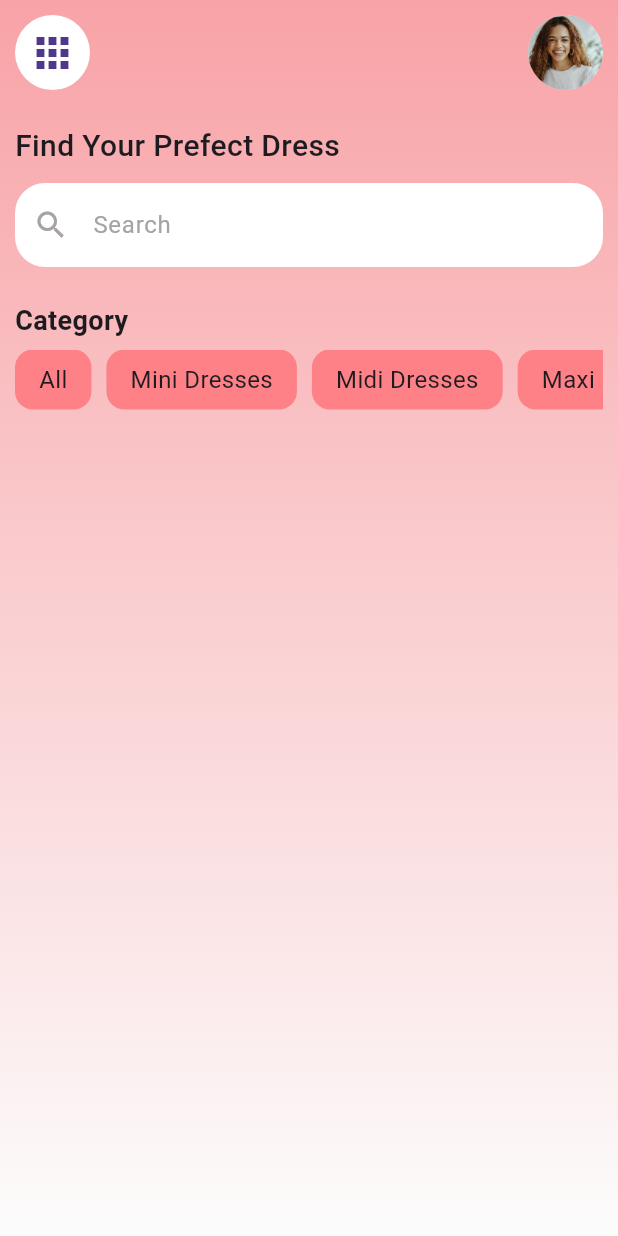
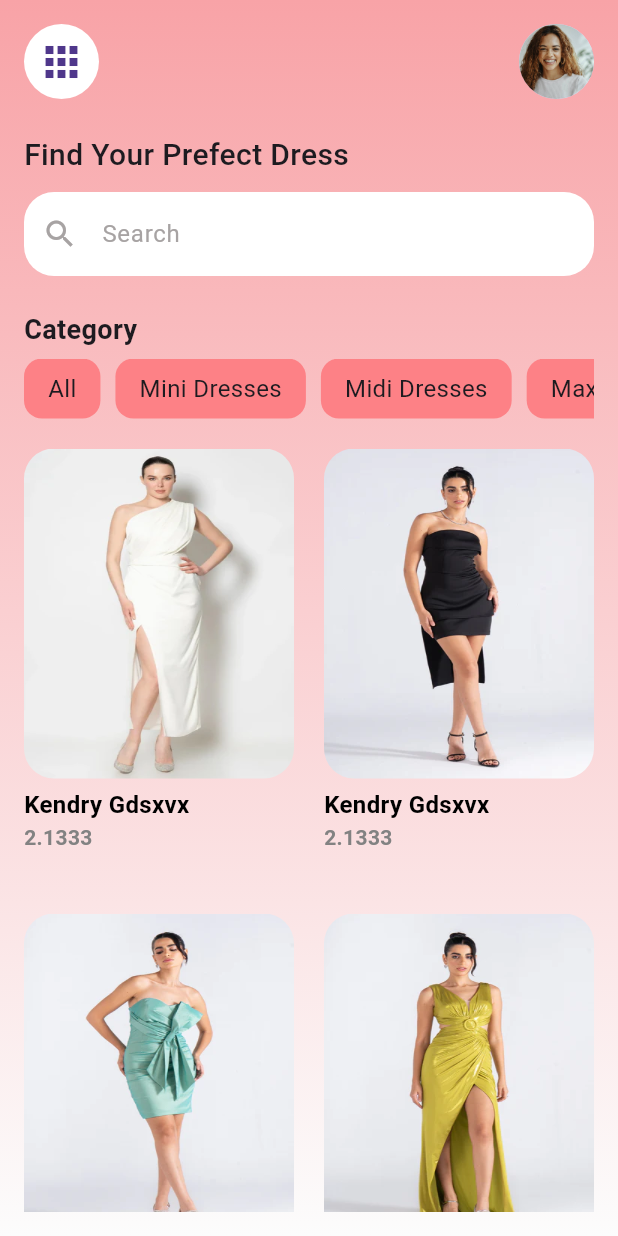
Before and after one commit to MarianAdly21/Dress-Store, a Flutter app: the screen it shows after launch, on a phone screen of 412 x 824 dp. Run offline on Flutter 3.47's test engine with Material 3 defaults, Android fonts, the phone set to English and light mode, and no system bars; project files that could hold a hidden picture were left out.

Commit message:
item list and create item model

```diff
--- /dev/null
+++ b/lib/features/Home/models/item_model.dart
@@ -0,0 +1,8 @@
+class ItemModel {
+  final String image;
+  final String name;
+  final double price;
+
+ const ItemModel({required this.image, required this.name, required this.price});
+
+}
--- a/lib/features/Home/screens/home_screen.dart
+++ b/lib/features/Home/screens/home_screen.dart
@@ -1,4 +1,5 @@
 import 'package:dress_store/features/Home/widgets/category_list.dart';
+import 'package:dress_store/features/Home/widgets/items_grid.dart';
 import 'package:flutter/material.dart';
 
 class HomeScreen extends StatelessWidget {
@@ -8,7 +9,7 @@ class HomeScreen extends StatelessWidget {
   Widget build(BuildContext context) {
     return Scaffold(
       body: Stack(children: [
-        Positioned.fill(
+        const Positioned.fill(
           child: DecoratedBox(
             decoration: BoxDecoration(
               gradient: LinearGradient(
@@ -21,7 +22,7 @@ class HomeScreen extends StatelessWidget {
         ),
         SafeArea(
             child: Padding(
-          padding: const EdgeInsets.all(10),
+          padding: const EdgeInsets.all(16),
           child: Column(
             crossAxisAlignment: CrossAxisAlignment.start,
             children: [
@@ -47,7 +48,6 @@ class HomeScreen extends StatelessWidget {
               ),
               Padding(
                 padding: const EdgeInsets.symmetric(vertical: 23),
-                child: Container(
                 child: Column(
                   crossAxisAlignment: CrossAxisAlignment.start,
                   children: [
@@ -85,8 +85,7 @@ class HomeScreen extends StatelessWidget {
                   ],
                 ),
               ),
-              ),
-              Expanded(
+              const Expanded(
                   child: CustomScrollView(
                 slivers: [
                   SliverToBoxAdapter(
@@ -95,13 +94,19 @@ class HomeScreen extends StatelessWidget {
                             fontSize: 18, fontWeight: FontWeight.bold)),
                   ),
                   SliverToBoxAdapter(
-                    child: const SizedBox(
+                    child: SizedBox(
                       height: 6,
                     ),
                   ),
                   SliverToBoxAdapter(
                     child: CategoryList(),
-                  )
+                  ),
+                  SliverToBoxAdapter(
+                    child: SizedBox(
+                      height: 20,
+                    ),
+                  ),
+                  ItemsGrid()
                 ],
               )),
             ],
--- /dev/null
+++ b/lib/features/Home/widgets/items_grid.dart
@@ -0,0 +1,99 @@
+import 'package:dress_store/features/Home/models/item_model.dart';
+import 'package:flutter/material.dart';
+
+class ItemsGrid extends StatelessWidget {
+  const ItemsGrid({super.key});
+  final List<ItemModel> items = const [
+    ItemModel(
+        image: "assets/images/item1.webp",
+        name: "Kendry Gdsxvx",
+        price: 2.1333),
+    ItemModel(
+        image: "assets/images/item2.webp",
+        name: "Kendry Gdsxvx",
+        price: 2.1333),
+    ItemModel(
+        image: "assets/images/item3.webp",
+        name: "Kendry Gdsxvx",
+        price: 2.1333),
+    ItemModel(
+        image: "assets/images/item4.webp",
+        name: "Kendry Gdsxvx",
+        price: 2.1333),
+    ItemModel(
+        image: "assets/images/item5.webp",
+        name: "Kendry Gdsxvx",
+        price: 2.1333),
+    ItemModel(
+        image: "assets/images/item1.webp",
+        name: "Kendry Gdsxvx",
+        price: 2.1333),
+  ];
+  @override
+  Widget build(BuildContext context) {
+    return SliverGrid.builder(
+        gridDelegate: const SliverGridDelegateWithFixedCrossAxisCount(
+          crossAxisCount: 2,
+          mainAxisSpacing: 10,
+          crossAxisSpacing: 20,
+          childAspectRatio: 0.6,
+        ),
+        itemCount: items.length,
+        itemBuilder: (context, index) {
+          return _ItemCutomWidget(
+            itemModel: items[index],
+          );
+        });
+  }
+}
+
+class _ItemCutomWidget extends StatelessWidget {
+  const _ItemCutomWidget({
+    super.key,
+    required this.itemModel,
+  });
+  final ItemModel itemModel;
+
+  @override
+  Widget build(BuildContext context) {
+    return Column(
+      children: [
+        Container(
+          height: 220,
+          width: 190,
+          decoration: BoxDecoration(
+            borderRadius: BorderRadius.circular(20),
+            image: DecorationImage(
+              image: AssetImage(itemModel.image),
+              fit: BoxFit.fill,
+            ),
+          ),
+        ),
+        const SizedBox(
+          height: 6,
+        ),
+        Column(
+          crossAxisAlignment: CrossAxisAlignment.stretch,
+          children: [
+            Text(
+              itemModel.name,
+              maxLines: 1,
+              overflow: TextOverflow.ellipsis,
+              style: const TextStyle(
+                  color: Colors.black,
+                  fontSize: 16,
+                  fontWeight: FontWeight.bold),
+            ),
+            Text(
+              itemModel.price.toString(),
+              style: const TextStyle(
+                color: Color(0xff828282),
+                fontWeight: FontWeight.bold,
+              ),
+            ),
+          ],
+        )
+      ],
+    );
+  }
+}
```
Also changed, not shown: assets/images/item1.webp (added), assets/images/item2.webp (added), assets/images/item3.webp (added), assets/images/item4.webp (added), assets/images/item5.webp (added), assets/images/item6.webp (added), assets/images/item7.jpeg (added), assets/images/itme8.webp (added), assets/images/itme9.webp (added), 2 other files. Lines whose indentation alone changed are shown as unchanged.
